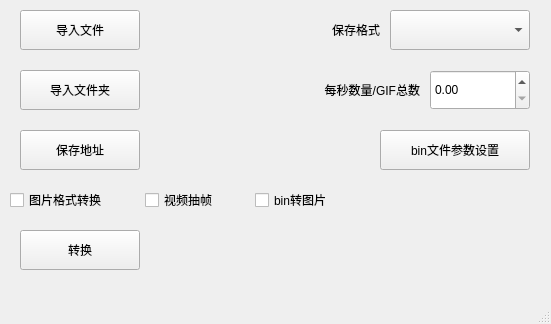
Above: convent_ware.ui from VerySeriousMan/format_conversion before the change. Below: the same form after it.
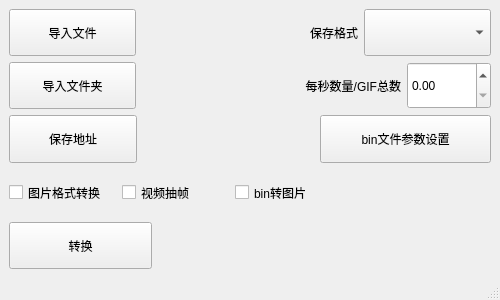
That is the form after the change.

Patch:
```diff
--- a/convent_ware.ui
+++ b/convent_ware.ui
@@ -6,100 +6,53 @@
    <rect>
     <x>0</x>
     <y>0</y>
-    <width>551</width>
-    <height>324</height>
+    <width>500</width>
+    <height>300</height>
    </rect>
   </property>
   <property name="windowTitle">
    <string>MainWindow</string>
   </property>
   <widget class="QWidget" name="centralwidget">
-   <widget class="QLabel" name="nums_label">
-    <property name="geometry">
-     <rect>
-      <x>280</x>
-      <y>70</y>
-      <width>140</width>
-      <height>40</height>
-     </rect>
-    </property>
-    <property name="text">
-     <string>每秒数量/GIF总数</string>
-    </property>
-    <property name="alignment">
-     <set>Qt::AlignRight|Qt::AlignTrailing|Qt::AlignVCenter</set>
-    </property>
-   </widget>
-   <widget class="QPushButton" name="submit_button">
-    <property name="geometry">
-     <rect>
-      <x>20</x>
-      <y>230</y>
-      <width>120</width>
-      <height>40</height>
-     </rect>
-    </property>
-    <property name="text">
-     <string>转换</string>
-    </property>
-   </widget>
-   <widget class="QPushButton" name="input_dir_button">
-    <property name="geometry">
-     <rect>
-      <x>20</x>
-      <y>70</y>
-      <width>120</width>
-      <height>40</height>
-     </rect>
-    </property>
-    <property name="text">
-     <string>导入文件夹</string>
-    </property>
-   </widget>
+   <layout class="QVBoxLayout" name="verticalLayout" stretch="1,1,1,1,1">
+    <item>
+     <layout class="QHBoxLayout" name="horizontalLayout" stretch="3,3,2,3">
+      <item>
    <widget class="QPushButton" name="input_file_button">
-    <property name="geometry">
-     <rect>
-      <x>20</x>
-      <y>10</y>
-      <width>120</width>
-      <height>40</height>
-     </rect>
+        <property name="sizePolicy">
+         <sizepolicy hsizetype="Expanding" vsizetype="Expanding">
+          <horstretch>0</horstretch>
+          <verstretch>0</verstretch>
+         </sizepolicy>
     </property>
     <property name="text">
      <string>导入文件</string>
     </property>
    </widget>
-   <widget class="QPushButton" name="save_path_button">
-    <property name="geometry">
-     <rect>
-      <x>20</x>
-      <y>130</y>
-      <width>120</width>
-      <height>40</height>
-     </rect>
+      </item>
+      <item>
+       <widget class="QLabel" name="input_file_label">
+        <property name="sizePolicy">
+         <sizepolicy hsizetype="Expanding" vsizetype="Expanding">
+          <horstretch>0</horstretch>
+          <verstretch>0</verstretch>
+         </sizepolicy>
     </property>
     <property name="text">
-     <string>保存地址</string>
-    </property>
-   </widget>
-   <widget class="QComboBox" name="target_format_box">
-    <property name="geometry">
-     <rect>
-      <x>390</x>
-      <y>10</y>
-      <width>140</width>
-      <height>40</height>
-     </rect>
-    </property>
-   </widget>
+         <string/>
+        </property>
+        <property name="alignment">
+         <set>Qt::AlignCenter</set>
+        </property>
+       </widget>
+      </item>
+      <item>
    <widget class="QLabel" name="target_format_label">
-    <property name="geometry">
-     <rect>
-      <x>289</x>
-      <y>10</y>
-      <width>91</width>
-      <height>40</height>
-     </rect>
+        <property name="sizePolicy">
+         <sizepolicy hsizetype="Expanding" vsizetype="Expanding">
+          <horstretch>0</horstretch>
+          <verstretch>0</verstretch>
+         </sizepolicy>
     </property>
     <property name="text">
      <string>保存格式</string>
@@ -108,56 +61,41 @@
      <set>Qt::AlignRight|Qt::AlignTrailing|Qt::AlignVCenter</set>
     </property>
    </widget>
-   <widget class="QLabel" name="info_label">
-    <property name="geometry">
-     <rect>
-      <x>370</x>
-      <y>180</y>
-      <width>170</width>
-      <height>40</height>
-     </rect>
-    </property>
-    <property name="text">
-     <string/>
-    </property>
-    <property name="alignment">
-     <set>Qt::AlignCenter</set>
-    </property>
-   </widget>
-   <widget class="QDoubleSpinBox" name="nums_doubleSpinBox">
-    <property name="geometry">
-     <rect>
-      <x>430</x>
-      <y>70</y>
-      <width>100</width>
-      <height>40</height>
-     </rect>
-    </property>
-   </widget>
-   <widget class="QLabel" name="input_file_label">
-    <property name="geometry">
-     <rect>
-      <x>150</x>
-      <y>10</y>
-      <width>120</width>
-      <height>40</height>
-     </rect>
-    </property>
+      </item>
+      <item>
+       <widget class="QComboBox" name="target_format_box">
+        <property name="sizePolicy">
+         <sizepolicy hsizetype="Expanding" vsizetype="Expanding">
+          <horstretch>0</horstretch>
+          <verstretch>0</verstretch>
+         </sizepolicy>
+        </property>
+       </widget>
+      </item>
+     </layout>
+    </item>
+    <item>
+     <layout class="QHBoxLayout" name="horizontalLayout_2" stretch="3,3,3,2">
+      <item>
+       <widget class="QPushButton" name="input_dir_button">
+        <property name="sizePolicy">
+         <sizepolicy hsizetype="Expanding" vsizetype="Expanding">
+          <horstretch>0</horstretch>
+          <verstretch>0</verstretch>
+         </sizepolicy>
+        </property>
     <property name="text">
-     <string/>
-    </property>
-    <property name="alignment">
-     <set>Qt::AlignCenter</set>
-    </property>
-   </widget>
+         <string>导入文件夹</string>
+        </property>
+       </widget>
+      </item>
+      <item>
    <widget class="QLabel" name="input_dir_label">
-    <property name="geometry">
-     <rect>
-      <x>150</x>
-      <y>70</y>
-      <width>120</width>
-      <height>40</height>
-     </rect>
+        <property name="sizePolicy">
+         <sizepolicy hsizetype="Expanding" vsizetype="Expanding">
+          <horstretch>0</horstretch>
+          <verstretch>0</verstretch>
+         </sizepolicy>
     </property>
     <property name="text">
      <string/>
@@ -166,14 +104,57 @@
      <set>Qt::AlignCenter</set>
     </property>
    </widget>
+      </item>
+      <item>
+       <widget class="QLabel" name="nums_label">
+        <property name="sizePolicy">
+         <sizepolicy hsizetype="Expanding" vsizetype="Expanding">
+          <horstretch>0</horstretch>
+          <verstretch>0</verstretch>
+         </sizepolicy>
+        </property>
+        <property name="text">
+         <string>每秒数量/GIF总数</string>
+        </property>
+        <property name="alignment">
+         <set>Qt::AlignRight|Qt::AlignTrailing|Qt::AlignVCenter</set>
+        </property>
+       </widget>
+      </item>
+      <item>
+       <widget class="QDoubleSpinBox" name="nums_doubleSpinBox">
+        <property name="sizePolicy">
+         <sizepolicy hsizetype="Expanding" vsizetype="Expanding">
+          <horstretch>0</horstretch>
+          <verstretch>0</verstretch>
+         </sizepolicy>
+        </property>
+       </widget>
+      </item>
+     </layout>
+    </item>
+    <item>
+     <layout class="QHBoxLayout" name="horizontalLayout_3" stretch="3,4,4">
+      <item>
+       <widget class="QPushButton" name="save_path_button">
+        <property name="sizePolicy">
+         <sizepolicy hsizetype="Expanding" vsizetype="Expanding">
+          <horstretch>0</horstretch>
+          <verstretch>0</verstretch>
+         </sizepolicy>
+        </property>
+        <property name="text">
+         <string>保存地址</string>
+        </property>
+       </widget>
+      </item>
+      <item>
    <widget class="QLabel" name="save_path_label">
-    <property name="geometry">
-     <rect>
-      <x>150</x>
-      <y>130</y>
-      <width>120</width>
-      <height>40</height>
-     </rect>
+        <property name="sizePolicy">
+         <sizepolicy hsizetype="Expanding" vsizetype="Expanding">
+          <horstretch>0</horstretch>
+          <verstretch>0</verstretch>
+         </sizepolicy>
     </property>
     <property name="text">
      <string/>
@@ -182,40 +163,31 @@
      <set>Qt::AlignCenter</set>
     </property>
    </widget>
-   <widget class="QCheckBox" name="bin_to_image_checkBox">
-    <property name="geometry">
-     <rect>
-      <x>255</x>
-      <y>180</y>
-      <width>115</width>
-      <height>40</height>
-     </rect>
+      </item>
+      <item>
+       <widget class="QPushButton" name="bin_settings_button">
+        <property name="sizePolicy">
+         <sizepolicy hsizetype="Expanding" vsizetype="Expanding">
+          <horstretch>0</horstretch>
+          <verstretch>0</verstretch>
+         </sizepolicy>
     </property>
     <property name="text">
-     <string>bin转图片</string>
-    </property>
-   </widget>
-   <widget class="QCheckBox" name="video_to_image_checkBox">
-    <property name="geometry">
-     <rect>
-      <x>145</x>
-      <y>180</y>
-      <width>110</width>
-      <height>40</height>
-     </rect>
-    </property>
-    <property name="text">
-     <string>视频抽帧</string>
-    </property>
-   </widget>
+         <string>bin文件参数设置</string>
+        </property>
+       </widget>
+      </item>
+     </layout>
+    </item>
+    <item>
+     <layout class="QHBoxLayout" name="horizontalLayout_4" stretch="3,3,3,4">
+      <item>
    <widget class="QCheckBox" name="convent_image_checkBox">
-    <property name="geometry">
-     <rect>
-      <x>10</x>
-      <y>180</y>
-      <width>135</width>
-      <height>40</height>
-     </rect>
+        <property name="sizePolicy">
+         <sizepolicy hsizetype="Expanding" vsizetype="Expanding">
+          <horstretch>0</horstretch>
+          <verstretch>0</verstretch>
+         </sizepolicy>
     </property>
     <property name="text">
      <string>图片格式转换</string>
@@ -224,14 +196,73 @@
      <string notr="true"/>
     </property>
    </widget>
+      </item>
+      <item>
+       <widget class="QCheckBox" name="video_to_image_checkBox">
+        <property name="sizePolicy">
+         <sizepolicy hsizetype="Expanding" vsizetype="Expanding">
+          <horstretch>0</horstretch>
+          <verstretch>0</verstretch>
+         </sizepolicy>
+        </property>
+        <property name="text">
+         <string>视频抽帧</string>
+        </property>
+       </widget>
+      </item>
+      <item>
+       <widget class="QCheckBox" name="bin_to_image_checkBox">
+        <property name="sizePolicy">
+         <sizepolicy hsizetype="Expanding" vsizetype="Expanding">
+          <horstretch>0</horstretch>
+          <verstretch>0</verstretch>
+         </sizepolicy>
+        </property>
+        <property name="text">
+         <string>bin转图片</string>
+        </property>
+       </widget>
+      </item>
+      <item>
+       <widget class="QLabel" name="info_label">
+        <property name="sizePolicy">
+         <sizepolicy hsizetype="Expanding" vsizetype="Expanding">
+          <horstretch>0</horstretch>
+          <verstretch>0</verstretch>
+         </sizepolicy>
+        </property>
+        <property name="text">
+         <string/>
+        </property>
+        <property name="alignment">
+         <set>Qt::AlignCenter</set>
+        </property>
+       </widget>
+      </item>
+     </layout>
+    </item>
+    <item>
+     <layout class="QHBoxLayout" name="horizontalLayout_5" stretch="3,7">
+      <item>
+       <widget class="QPushButton" name="submit_button">
+        <property name="sizePolicy">
+         <sizepolicy hsizetype="Expanding" vsizetype="Expanding">
+          <horstretch>0</horstretch>
+          <verstretch>0</verstretch>
+         </sizepolicy>
+        </property>
+        <property name="text">
+         <string>转换</string>
+        </property>
+       </widget>
+      </item>
+      <item>
    <widget class="QLabel" name="error_label">
-    <property name="geometry">
-     <rect>
-      <x>150</x>
-      <y>230</y>
-      <width>391</width>
-      <height>40</height>
-     </rect>
+        <property name="sizePolicy">
+         <sizepolicy hsizetype="Expanding" vsizetype="Expanding">
+          <horstretch>0</horstretch>
+          <verstretch>0</verstretch>
+         </sizepolicy>
     </property>
     <property name="text">
      <string/>
@@ -240,19 +271,10 @@
      <set>Qt::AlignCenter</set>
     </property>
    </widget>
-   <widget class="QPushButton" name="bin_settings_button">
-    <property name="geometry">
-     <rect>
-      <x>380</x>
-      <y>130</y>
-      <width>150</width>
-      <height>40</height>
-     </rect>
-    </property>
-    <property name="text">
-     <string>bin文件参数设置</string>
-    </property>
-   </widget>
+      </item>
+     </layout>
+    </item>
+   </layout>
   </widget>
   <widget class="QMenuBar" name="menubar">
    <property name="geometry">
```
Left out of the diff: 2 changed lines with no effect on the pictures. Lines whose indentation alone changed are shown as unchanged.
